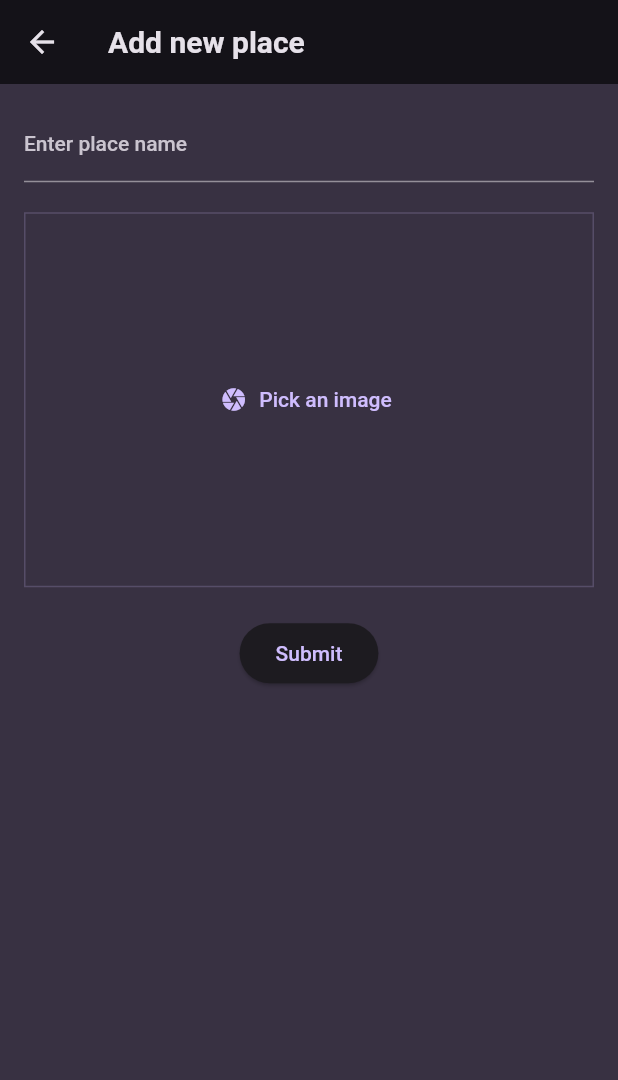
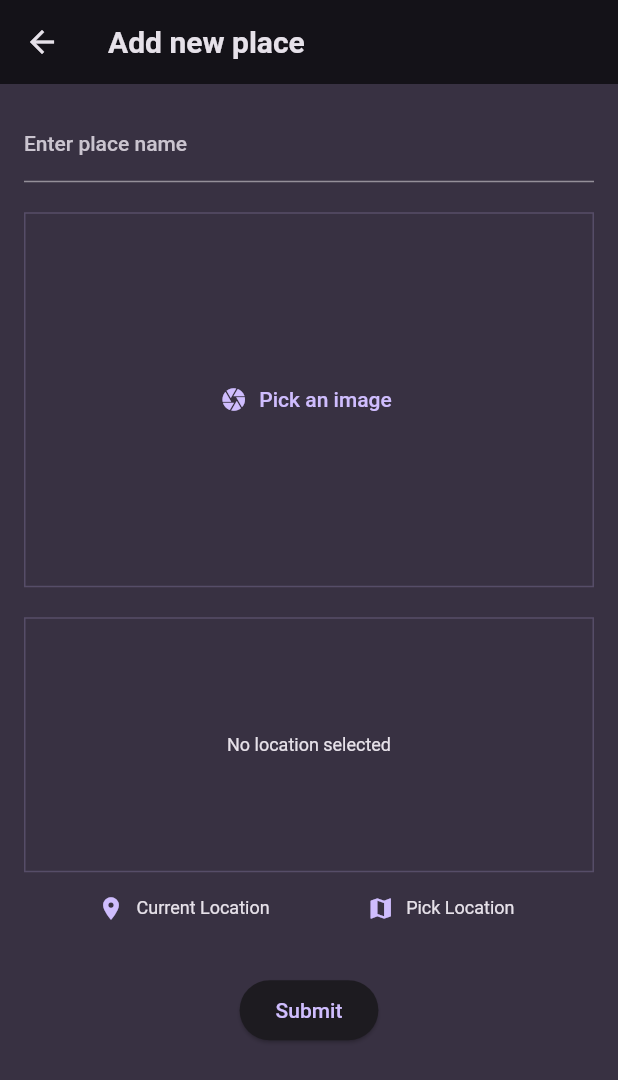
Before and after one commit to Prabhat8991/FlutterFavouritePlacesApp, a Flutter app: the AddNewPlaceScreen screen opened directly, on a phone screen of 412 x 824 dp. Shown: the top 1080 px of the screen. Run offline on Flutter 3.47's test engine with Material 2 defaults, Android fonts, the phone set to English and light mode, and no system bars; our stand-ins replace flutter_riverpod, google_fonts, image_picker.

Commit message:
added location input widget

```diff
--- a/lib/models/place.dart
+++ b/lib/models/place.dart
@@ -1,8 +1,12 @@
+import 'dart:io';
+
 import 'package:uuid/uuid.dart';
 
 class Place {
-  Place({required this.name}) : id = const Uuid().v4();
+  Place({required this.name, required this.selectedImage})
+      : id = const Uuid().v4();
 
   final String id;
   final String name;
+  final File selectedImage;
 }
--- a/lib/screens/add_new_place_screen.dart
+++ b/lib/screens/add_new_place_screen.dart
@@ -1,6 +1,8 @@
+import 'dart:io';
 
 import 'package:favourite_places/providers/places_provider.dart';
 import 'package:favourite_places/widgets/image_input.dart';
+import 'package:favourite_places/widgets/location_input.dart';
 import 'package:flutter/material.dart';
 import 'package:flutter_riverpod/flutter_riverpod.dart';
 
@@ -17,6 +19,7 @@ class AddNewPlaceScreen extends ConsumerStatefulWidget {
 
 class _AddNewPlaceState extends ConsumerState<AddNewPlaceScreen> {
   String _name = '';
+  File? _selectedImage;
 
   @override
   Widget build(BuildContext context) {
@@ -43,15 +46,20 @@ class _AddNewPlaceState extends ConsumerState<AddNewPlaceScreen> {
             const SizedBox(
               height: 20,
             ),
-            const ImageInput(),
+            ImageInput(onImageSelected: (selectedImage) {
+              _selectedImage = selectedImage;
+            }),
+            const SizedBox(
+              height: 20,
+            ),
+            const LocationInput(),
             const SizedBox(
               height: 20,
             ),
             ElevatedButton(
                 onPressed: () {
-                  ref
-                      .read(placesNotifierProvider.notifier)
-                      .addNewPlace(Place(name: _name));
+                  ref.read(placesNotifierProvider.notifier).addNewPlace(
+                      Place(name: _name, selectedImage: _selectedImage!));
                   Navigator.of(context).pop();
                 },
                 child: const Text("Submit"))
--- a/lib/screens/places_list_screen.dart
+++ b/lib/screens/places_list_screen.dart
@@ -32,10 +32,8 @@ class PlacesListScreen extends ConsumerWidget {
                     builder: (context) =>
                         PlaceDetailsScreen(place: places[index])));
               },
-              leading: Container(
-                height: 20,
-                width: 20,
-                color: Colors.orange,
+              leading: CircleAvatar(
+                backgroundImage: FileImage(places[index].selectedImage),
               ),
               title: Text(
                 places[index].name,
--- a/lib/widgets/image_input.dart
+++ b/lib/widgets/image_input.dart
@@ -3,7 +3,9 @@ import 'package:flutter/material.dart';
 import 'package:image_picker/image_picker.dart';
 
 class ImageInput extends StatefulWidget {
-  const ImageInput({super.key});
+  const ImageInput({super.key, required this.onImageSelected});
+
+  final void Function(File file) onImageSelected;
 
   @override
   State<StatefulWidget> createState() {
@@ -25,6 +27,7 @@ class _ImageInputState extends State<ImageInput> {
     setState(() {
       _selectedFile = File(selectedImage.path);
     });
+    widget.onImageSelected(_selectedFile!);
   }
 
   @override
@@ -35,9 +38,14 @@ class _ImageInputState extends State<ImageInput> {
         label: const Text("Pick an image"));
 
     if (_selectedFile != null) {
-      content = Image.file(
-        _selectedFile!,
-        fit: BoxFit.cover,
+      content = GestureDetector(
+        onTap: _takePicture,
+        child: Image.file(
+          _selectedFile!,
+          fit: BoxFit.cover,
+          width: double.infinity,
+          height: double.infinity,
+        ),
       );
     }
 
--- /dev/null
+++ b/lib/widgets/location_input.dart
@@ -0,0 +1,45 @@
+import 'package:flutter/material.dart';
+
+class LocationInput extends StatelessWidget {
+  const LocationInput({super.key});
+
+  @override
+  Widget build(BuildContext context) {
+    return Column(
+      children: [
+        Container(
+            alignment: Alignment.center,
+            height: 170,
+            width: double.infinity,
+            decoration: BoxDecoration(
+              border: Border.all(
+                  width: 1,
+                  color:
+                      Theme.of(context).colorScheme.primary.withOpacity(0.2)),
+            ),
+            child: Text("No location selected",
+                style: Theme.of(context).textTheme.labelMedium?.copyWith(
+                    color: Theme.of(context).colorScheme.onBackground))),
+        Row(
+          mainAxisAlignment: MainAxisAlignment.spaceEvenly,
+          children: [
+            TextButton.icon(
+              onPressed: () {},
+              icon: const Icon(Icons.location_on),
+              label: Text("Current Location",
+                  style: Theme.of(context).textTheme.labelMedium?.copyWith(
+                      color: Theme.of(context).colorScheme.onBackground)),
+            ),
+            TextButton.icon(
+              onPressed: () {},
+              icon: const Icon(Icons.map),
+              label: Text("Pick Location",
+                  style: Theme.of(context).textTheme.labelMedium?.copyWith(
+                      color: Theme.of(context).colorScheme.onBackground)),
+            )
+          ],
+        )
+      ],
+    );
+  }
+}
--- a/pubspec.yaml
+++ b/pubspec.yaml
@@ -39,6 +39,7 @@ dependencies:
   flutter_riverpod: ^2.4.9
   uuid: ^4.2.2
   image_picker: ^1.0.5
+  location: ^5.0.3
 
 dev_dependencies:
   flutter_test:
```
Also changed, not shown: lib/screens/place_detail_screen.dart (+10 -17 lines), pubspec.lock, 5 other files.
